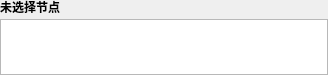
First picture: the form in miniSlicer/Slicer/Modules/Loadable/Segmentations/Widgets/Resources/UI/qMRMLSegmentationRepresentationsListView.ui, repository jiaqiwang969/Slicer, before the edit.
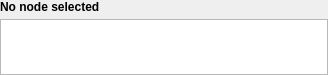
Second picture: the form after the edit.

Diff of the .ui file:
```diff
--- a/miniSlicer/Slicer/Modules/Loadable/Segmentations/Widgets/Resources/UI/qMRMLSegmentationRepresentationsListView.ui
+++ b/miniSlicer/Slicer/Modules/Loadable/Segmentations/Widgets/Resources/UI/qMRMLSegmentationRepresentationsListView.ui
@@ -49,7 +49,7 @@
       </font>
      </property>
      <property name="text">
-      <string>未选择节点</string>
+      <string>No node selected</string>
      </property>
     </widget>
    </item>
```
Left out of the diff: 9 changed lines with no effect on the pictures.
